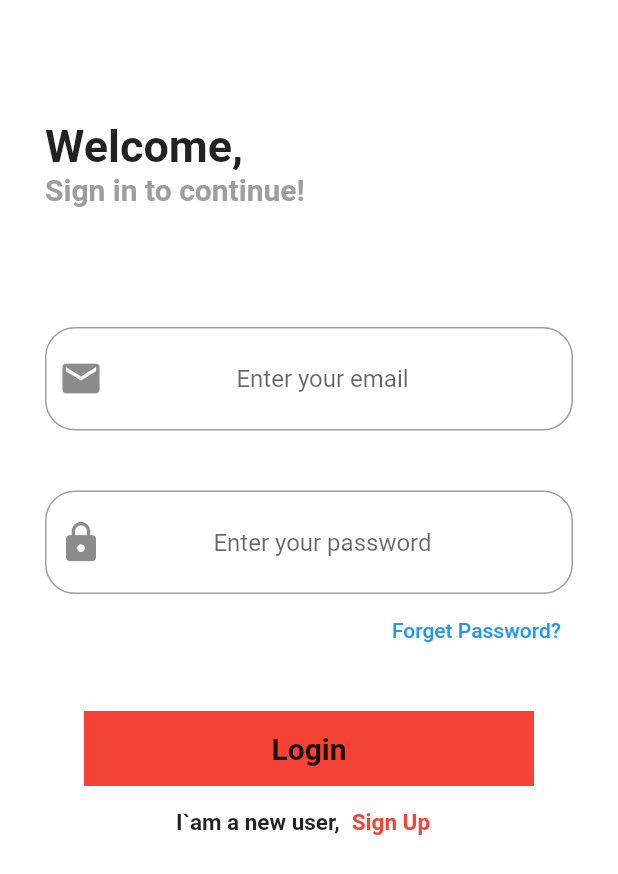
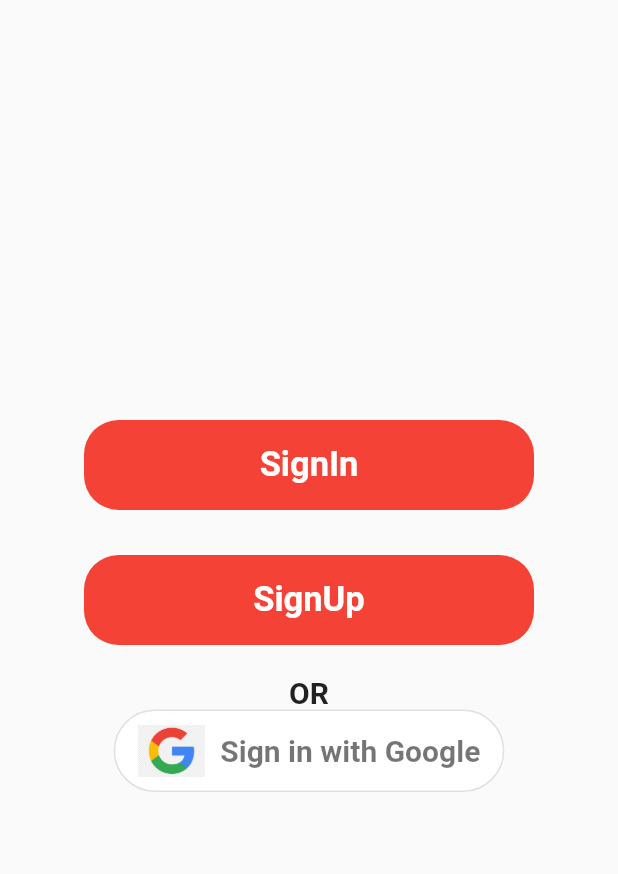
Before and after one commit to AftabBagwan/Happiness-Captured, a Flutter app: the screen it shows after launch, on a phone screen of 412 x 824 dp. Shown: the top 874 px of the screen. Run offline on Flutter 3.47's test engine with Material 2 defaults, Android fonts, the phone set to English and light mode, and no system bars; our stand-ins replace cloud_firestore, firebase_auth, firebase_core, geolocator, google_sign_in; missing offline and left inert: geocoder; accounts and stored records are empty.

Commit message:
New Features Added-from Aftab's Mac

```diff
--- /dev/null
+++ b/lib/google_sign_in_button.dart
@@ -0,0 +1,80 @@
+import 'package:flutter/material.dart';
+import 'package:firebase_auth/firebase_auth.dart';
+import 'package:google_sign_in/google_sign_in.dart';
+import 'package:sos/authentication.dart';
+import 'package:sos/dashboard.dart';
+
+class GoogleSignInButton extends StatefulWidget {
+  @override
+  _GoogleSignInButtonState createState() => _GoogleSignInButtonState();
+}
+
+class _GoogleSignInButtonState extends State<GoogleSignInButton> {
+  bool _isSigningIn = false;
+
+  @override
+  Widget build(BuildContext context) {
+    return Padding(
+      padding: const EdgeInsets.only(bottom: 16.0),
+      child: _isSigningIn
+          ? CircularProgressIndicator(
+              valueColor: AlwaysStoppedAnimation<Color>(Colors.white),
+            )
+          : OutlinedButton(
+              style: ButtonStyle(
+                backgroundColor: MaterialStateProperty.all(Colors.white),
+                shape: MaterialStateProperty.all(
+                  RoundedRectangleBorder(
+                    borderRadius: BorderRadius.circular(40),
+                  ),
+                ),
+              ),
+              onPressed: () async {
+                setState(() {
+                  _isSigningIn = true;
+                });
+
+                User user =
+                    await Authentication.signInWithGoogle(context: context);
+
+                setState(() {
+                  _isSigningIn = false;
+                });
+                if (user != null) {
+                  Navigator.of(context).pushReplacement(
+                    MaterialPageRoute(
+                      builder: (context) => Dashboard(
+                        user: user,
+                      ),
+                    ),
+                  );
+                }
+              },
+              child: Padding(
+                padding: const EdgeInsets.fromLTRB(0, 10, 0, 10),
+                child: Row(
+                  mainAxisSize: MainAxisSize.min,
+                  mainAxisAlignment: MainAxisAlignment.center,
+                  children: <Widget>[
+                    Image(
+                      image: AssetImage('images/google.png'),
+                      height: 35.0,
+                    ),
+                    Padding(
+                      padding: const EdgeInsets.only(left: 10),
+                      child: Text(
+                        'Sign in with Google',
+                        style: TextStyle(
+                          fontSize: 20,
+                          color: Colors.black54,
+                          fontWeight: FontWeight.w600,
+                        ),
+                      ),
+                    )
+                  ],
+                ),
+              ),
+            ),
+    );
+  }
+}
--- a/lib/main.dart
+++ b/lib/main.dart
@@ -1,6 +1,7 @@
 import 'package:flutter/material.dart';
 import 'package:sos/signin.dart';
 import 'package:firebase_core/firebase_core.dart';
+import 'package:sos/startup_page.dart';
 
 void main() async {
   WidgetsFlutterBinding.ensureInitialized();
@@ -12,7 +13,7 @@ class MyApp extends StatelessWidget {
   @override
   Widget build(BuildContext context) {
     return MaterialApp(
-      home: SignIn(),
+      home: StartUp(),
     );
   }
 }
--- a/lib/signup.dart
+++ b/lib/signup.dart
@@ -157,6 +157,10 @@ class SignUp extends StatelessWidget {
                               'mobile': mobileNumber,
                               'name': name,
                             });
+                            _firestore
+                                .collection('request')
+                                .doc('$email')
+                                .set({});
                             Navigator.push(
                               context,
                               MaterialPageRoute(builder: (context) => SignIn()),
--- /dev/null
+++ b/lib/startup_page.dart
@@ -0,0 +1,105 @@
+import 'package:flutter/material.dart';
+import 'package:sos/google_sign_in_button.dart';
+import 'package:sos/signin.dart';
+import 'package:sos/signup.dart';
+import 'package:firebase_auth/firebase_auth.dart';
+import 'package:firebase_core/firebase_core.dart';
+import 'package:google_sign_in/google_sign_in.dart';
+
+class StartUp extends StatelessWidget {
+  @override
+  Widget build(BuildContext context) {
+    return Scaffold(
+      body: SafeArea(
+        child: Column(
+          mainAxisAlignment: MainAxisAlignment.center,
+          children: [
+            Center(
+              child: Container(
+                height: 60,
+                width: 300,
+                decoration: BoxDecoration(
+                  color: Colors.red,
+                  borderRadius: BorderRadius.circular(23),
+                ),
+                child: MaterialButton(
+                  child: Text('SignIn',
+                      style: TextStyle(
+                        fontWeight: FontWeight.bold,
+                        fontSize: 23,
+                        color: Colors.white,
+                      )),
+                  onPressed: () {
+                    Navigator.push(
+                      context,
+                      MaterialPageRoute(
+                        builder: (context) => SignIn(),
+                      ),
+                    );
+                  },
+                ),
+              ),
+            ),
+            SizedBox(
+              height: 30,
+            ),
+            Center(
+              child: Container(
+                height: 60,
+                width: 300,
+                decoration: BoxDecoration(
+                  color: Colors.red,
+                  borderRadius: BorderRadius.circular(23),
+                ),
+                child: MaterialButton(
+                  child: Text('SignUp',
+                      style: TextStyle(
+                        fontWeight: FontWeight.bold,
+                        fontSize: 23,
+                        color: Colors.white,
+                      )),
+                  onPressed: () {
+                    Navigator.push(
+                      context,
+                      MaterialPageRoute(
+                        builder: (context) => SignUp(),
+                      ),
+                    );
+                  },
+                ),
+              ),
+            ),
+            SizedBox(
+              height: 20,
+            ),
+            Center(
+              child: Text(
+                'OR',
+                style: TextStyle(
+                  fontWeight: FontWeight.bold,
+                  fontSize: 20,
+                ),
+              ),
+            ),
+            GoogleSignInButton(),
+            // FutureBuilder(
+            //   // future: Authentication.initializeFirebase(context: context),
+            //   builder: (context, snapshot) {
+            //     if (snapshot.hasError) {
+            //       return Text('Error initializing Firebase');
+            //     } else if (snapshot.connectionState == ConnectionState.done) {
+            //       return GoogleSignInButton();
+            //     }
+            //     return CircularProgressIndicator(
+            //       valueColor: AlwaysStoppedAnimation<Color>(
+            //         Colors.orange,
+            //       ),
+            //     );
+            //   },
+            // ),
+          ],
+        ),
+      ),
+    );
+  }
+}
--- a/pubspec.yaml
+++ b/pubspec.yaml
@@ -33,6 +33,8 @@ dependencies:
   cloud_firestore: ^2.0.0
   geolocator: ^7.0.3
   geocoder: ^0.2.1
+  google_sign_in: ^5.0.4
+  uuid: ^3.0.4
 
 dev_dependencies:
   flutter_test:
@@ -50,8 +52,8 @@ flutter:
   uses-material-design: true
 
   # To add assets to your application, add an assets section, like this:
-  # assets:
-  #   - images/a_dot_burr.jpeg
+  assets:
+     - images/
   #   - images/a_dot_ham.jpeg
 
   # An image asset can refer to one or more resolution-specific "variants", see
```
Also changed, not shown: lib/authentication.dart (added, +64 -0 lines), lib/dashboard.dart (+117 -2 lines), lib/phone_auth.dart (added, +22 -0 lines), lib/popup.dart (+27 -8 lines), lib/request.dart (+8 -4 lines), images/google.png (added), pubspec.lock, 3 other files.
